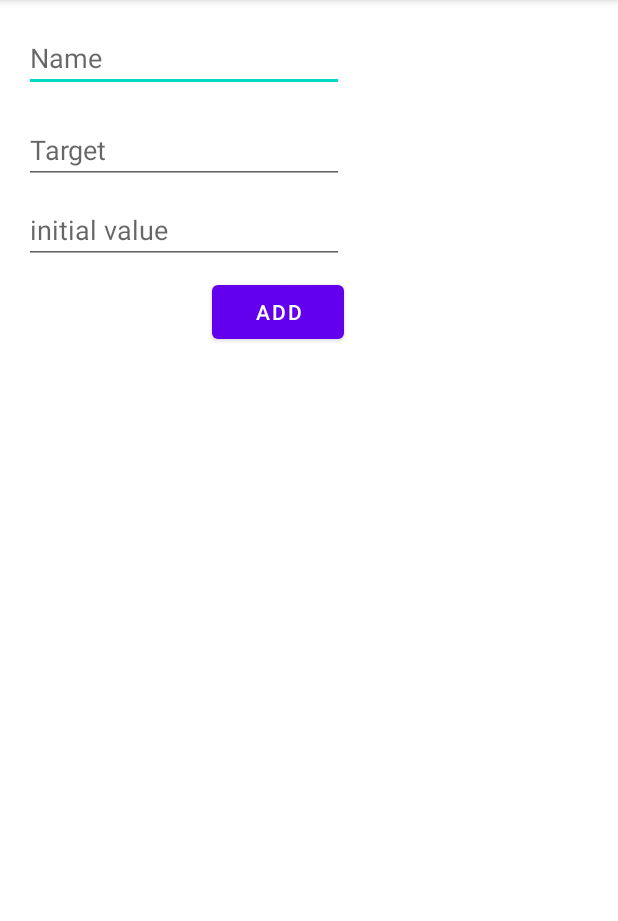
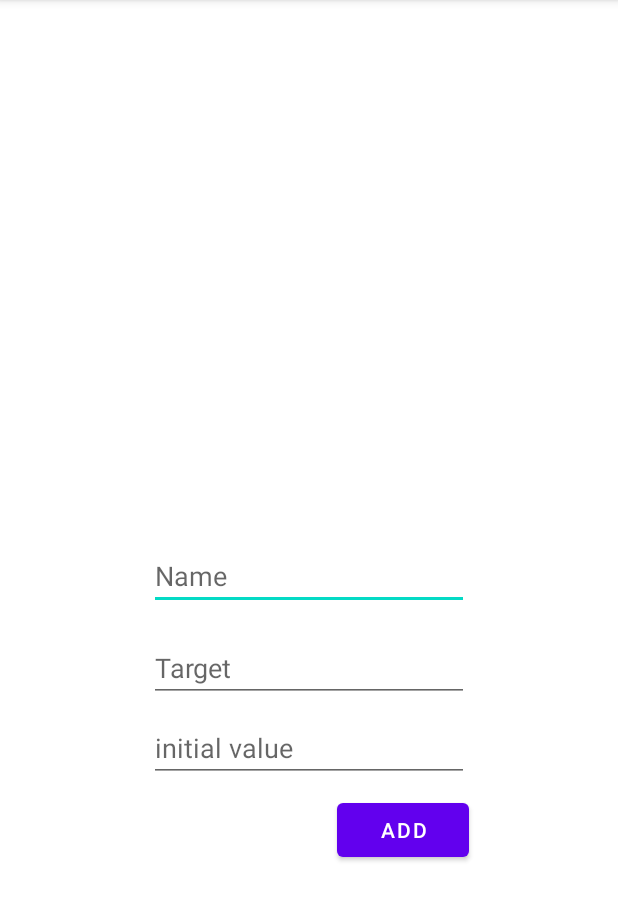
Before and after one commit to AxelSchneewind/TimeTrackingApp, an Android app: the screen it shows after launch (NewTimeTrackerActivity), after a tap on an icon or button, on a phone screen of 412 x 824 dp, the part 84-1005 px from its top. Run offline under Robolectric (Android 15) with nearby library versions, the phone set to English and light mode, and no system bars; 3 statements that could not run were skipped.

```diff
--- a/app/src/main/java/com/schneewind/timetracking/FirstFragment.java
+++ b/app/src/main/java/com/schneewind/timetracking/ListViewFragment.java
@@ -4,15 +4,12 @@ import android.os.Bundle;
 import android.view.LayoutInflater;
 import android.view.View;
 import android.view.ViewGroup;
-import android.widget.AdapterView;
-import android.widget.ImageButton;
 import android.widget.ListView;
 
 import androidx.annotation.NonNull;
 import androidx.fragment.app.Fragment;
-import androidx.navigation.fragment.NavHostFragment;
 
-public class FirstFragment extends Fragment {
+public class ListViewFragment extends Fragment {
     ListView trackerList;
     TimeTrackerListAdapter adapter;
 
@@ -26,7 +23,7 @@ public class FirstFragment extends Fragment {
         timeTrackingData = ((MainActivity)getActivity()).timeTrackingData;
 
         // Inflate the layout for this fragment
-        return inflater.inflate(R.layout.fragment_first, container, false);
+        return inflater.inflate(R.layout.fragment_listview, container, false);
     }
 
     public void onViewCreated(@NonNull View view, Bundle savedInstanceState) {
@@ -37,17 +34,5 @@ public class FirstFragment extends Fragment {
         trackerList.setAdapter(adapter);
 
         timeTrackingData.listAdapter = adapter;
-
-        view.findViewById(R.id.button_first).setOnClickListener(new View.OnClickListener() {
-            @Override
-            public void onClick(View view) {
-                NavHostFragment.findNavController(FirstFragment.this)
-                        .navigate(R.id.action_FirstFragment_to_SecondFragment);
-            }
-        });
-    }
-
-    public void UpdateUI(){
-        adapter.notifyDataSetChanged();
     }
 }
--- a/app/src/main/java/com/schneewind/timetracking/MainActivity.java
+++ b/app/src/main/java/com/schneewind/timetracking/MainActivity.java
@@ -35,7 +35,9 @@ import java.io.FileOutputStream;
 import java.io.IOException;
 import java.io.InputStreamReader;
 
-public class MainActivity extends AppCompatActivity{
+public class MainActivity extends AppCompatActivity {
+    public int NEWTIMETRACKER_REQUEST_CODE = 100;
+
 
     public TimeTrackingData timeTrackingData;
 
@@ -85,16 +87,20 @@ public class MainActivity extends AppCompatActivity{
 
         FloatingActionButton fab = findViewById(R.id.fab);
         fab.setOnClickListener(view -> {
-            Intent intent = new Intent(MainActivity.this, NewTimeTrackerActivity.class);
-            MainActivity.this.startActivityForResult(intent, 100);
+            Intent intent = new Intent(getApplicationContext(), NewTimeTrackerActivity.class);
+            MainActivity.this.startActivityForResult(intent, NEWTIMETRACKER_REQUEST_CODE);
+        });
+    }
 
-            timeTrackingData.addTimeTracker(new TimeTracker("Tracker " + timeTrackingData.getTrackerCount()));
+    @Override
+    protected void onActivityResult(int requestCode, int resultCode, @Nullable Intent data) {
+        super.onActivityResult(requestCode, resultCode, data);
 
+        if(requestCode == NEWTIMETRACKER_REQUEST_CODE && resultCode == RESULT_OK) {
+            String n = data.getStringExtra("TrackerName"); int init = data.getIntExtra("TrackerInitialValue", 1); int target = data.getIntExtra("TrackerTarget", 4);
+            timeTrackingData.addTimeTracker(new TimeTracker(data.getStringExtra("TrackerName"), data.getIntExtra("TrackerInitialValue",0), data.getIntExtra("TrackerTarget",36000)));
             timeTrackingData.writeTrackersToDefaultFile();
-
-            Snackbar.make(view, "Added a new TimeTracker", Snackbar.LENGTH_LONG)
-                    .setAction("Action", null).show();
-        });
+        }
     }
 
     @Override
--- a/app/src/main/java/com/schneewind/timetracking/SecondFragment.java
+++ b/app/src/main/java/com/schneewind/timetracking/SecondFragment.java
@@ -17,7 +17,7 @@ public class SecondFragment extends Fragment {
             Bundle savedInstanceState
     ) {
         // Inflate the layout for this fragment
-        return inflater.inflate(R.layout.fragment_second, container, false);
+        return inflater.inflate(R.layout.fragment_detailview, container, false);
     }
 
     public void onViewCreated(@NonNull View view, Bundle savedInstanceState) {
--- a/app/src/main/java/com/schneewind/timetracking/TimeTracker.java
+++ b/app/src/main/java/com/schneewind/timetracking/TimeTracker.java
@@ -73,7 +73,7 @@ public class TimeTracker {
             _secondsPassed -= 3600;
             hours++;
         }
-        while(time > 60){
+        while(_secondsPassed > 60){
             _secondsPassed -= 60;
             minutes++;
         }
@@ -103,11 +103,6 @@ public class TimeTracker {
         return new TimeTracker(segments[0], Integer.valueOf(segments[1]), Integer.valueOf(segments[2]));
     }
 
-    public TimeTracker(String name){
-        this.name = name;
-        this.time = 0;
-        this.active = false;
-    }
     public TimeTracker(String name, int time, int targetTime){
         this.name = name;
         this.time = time;
--- a/app/src/main/res/layout/activity_new_time_tracker.xml
+++ b/app/src/main/res/layout/activity_new_time_tracker.xml
@@ -2,8 +2,8 @@
 <androidx.constraintlayout.widget.ConstraintLayout xmlns:android="http://schemas.android.com/apk/res/android"
     xmlns:app="http://schemas.android.com/apk/res-auto"
     xmlns:tools="http://schemas.android.com/tools"
-    android:layout_width="wrap_content"
-    android:layout_height="wrap_content"
+    android:layout_width="match_parent"
+    android:layout_height="match_parent"
     tools:context=".NewTimeTrackerActivity">
 
     <EditText
@@ -11,11 +11,11 @@
         android:layout_width="wrap_content"
         android:layout_height="wrap_content"
         android:layout_marginStart="16dp"
-        android:layout_marginTop="16dp"
         android:layout_marginEnd="16dp"
         android:ems="10"
         android:hint="Name"
         android:inputType="textPersonName"
+        app:layout_constraintBottom_toBottomOf="parent"
         app:layout_constraintEnd_toEndOf="parent"
         app:layout_constraintStart_toStartOf="parent"
         app:layout_constraintTop_toTopOf="parent" />
@@ -27,7 +27,7 @@
         android:layout_marginTop="16dp"
         android:ems="10"
         android:hint="Target"
-        android:inputType="numberDecimal"
+        android:inputType="number|numberDecimal"
         app:layout_constraintEnd_toEndOf="parent"
         app:layout_constraintStart_toStartOf="parent"
         app:layout_constraintTop_toBottomOf="@+id/tracker_name" />
@@ -39,7 +39,7 @@
         android:layout_marginTop="8dp"
         android:ems="10"
         android:hint="initial value"
-        android:inputType="numberDecimal"
+        android:inputType="number|numberDecimal"
         app:layout_constraintEnd_toEndOf="parent"
         app:layout_constraintStart_toStartOf="parent"
         app:layout_constraintTop_toBottomOf="@+id/tracker_target" />
@@ -49,9 +49,7 @@
         android:layout_width="wrap_content"
         android:layout_height="wrap_content"
         android:layout_marginTop="8dp"
-        android:layout_marginBottom="8dp"
         android:text="Add"
-        app:layout_constraintBottom_toBottomOf="parent"
         app:layout_constraintEnd_toEndOf="@+id/tracker_initial_value"
         app:layout_constraintTop_toBottomOf="@+id/tracker_initial_value" />
 </androidx.constraintlayout.widget.ConstraintLayout>
--- a/app/src/main/res/navigation/nav_graph.xml
+++ b/app/src/main/res/navigation/nav_graph.xml
@@ -7,9 +7,9 @@
 
     <fragment
         android:id="@+id/FirstFragment"
-        android:name="com.schneewind.timetracking.FirstFragment"
+        android:name="com.schneewind.timetracking.ListViewFragment"
         android:label="@string/first_fragment_label"
-        tools:layout="@layout/fragment_first">
+        tools:layout="@layout/fragment_listview">
 
         <action
             android:id="@+id/action_FirstFragment_to_SecondFragment"
@@ -19,7 +19,7 @@
         android:id="@+id/SecondFragment"
         android:name="com.schneewind.timetracking.SecondFragment"
         android:label="@string/second_fragment_label"
-        tools:layout="@layout/fragment_second">
+        tools:layout="@layout/fragment_detailview">
 
         <action
             android:id="@+id/action_SecondFragment_to_FirstFragment"
```
Also changed, not shown: app/src/main/java/com/schneewind/timetracking/NewTimeTrackerActivity.java (+13 -5 lines), app/src/main/java/com/schneewind/timetracking/TimeTrackerListAdapter.java (+8 -0 lines), app/src/main/java/com/schneewind/timetracking/TimeTrackingData.java (+10 -0 lines), app/src/main/res/layout/fragment_listview.xml (renamed from app/src/main/res/layout/fragment_first.xml, +2 -11 lines), app/src/main/res/layout/fragment_detailview.xml (renamed from app/src/main/res/layout/fragment_second.xml).
